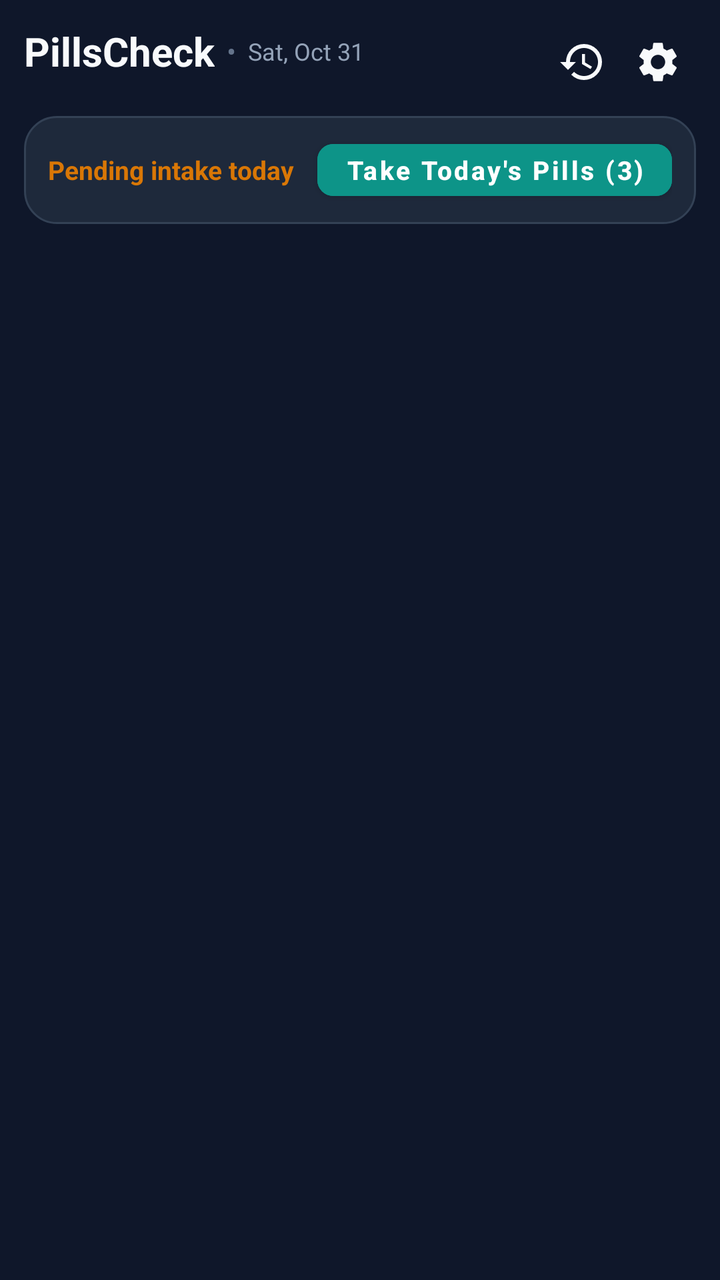
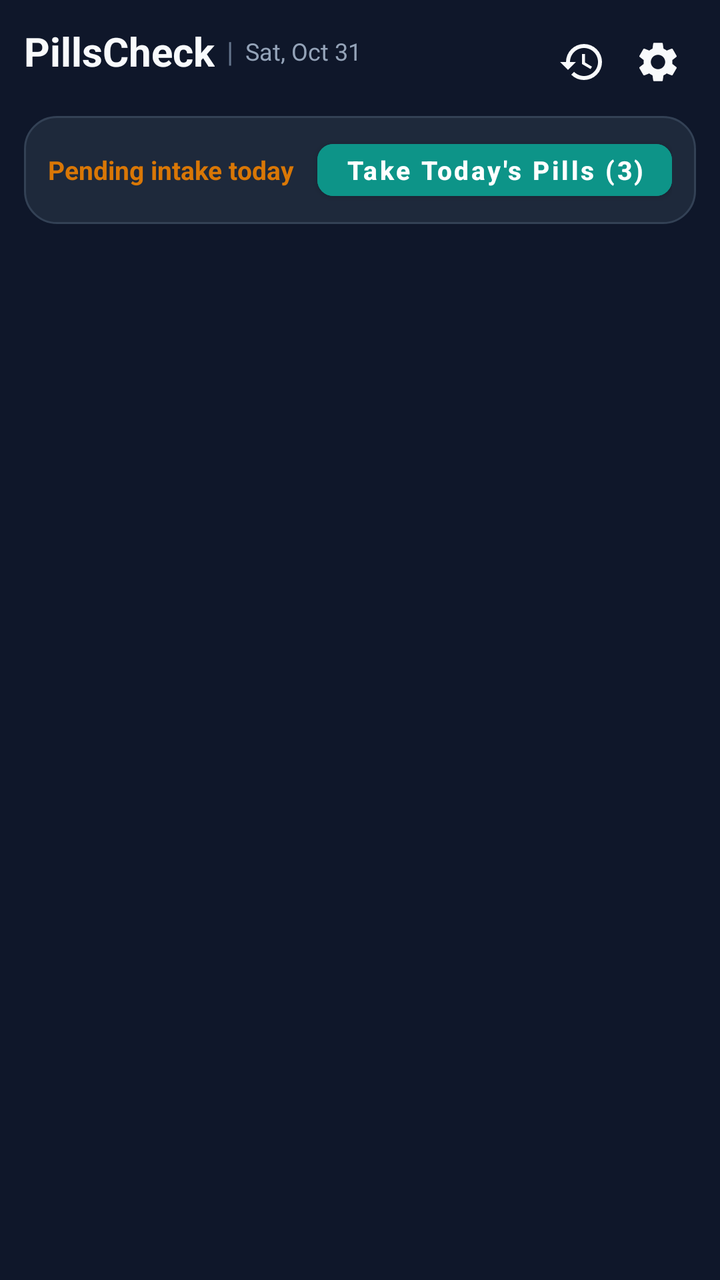

Screens rendered from an Android XML layout before and after an edit, with the pre-edit source and the edit as a unified diff.
<!-- AndroidManifest.xml: application theme Theme.PillsCheck -->
<!-- res/layout/activity_main.xml -->
<?xml version="1.0" encoding="utf-8"?>
<LinearLayout
    xmlns:android="http://schemas.android.com/apk/res/android"
    xmlns:app="http://schemas.android.com/apk/res-auto"
    android:layout_width="match_parent"
    android:layout_height="match_parent"
    android:background="@color/bg_screen"
    android:orientation="vertical">

    <androidx.core.widget.NestedScrollView
        android:layout_width="match_parent"
        android:layout_height="match_parent"
        android:fillViewport="true"
        android:clipToPadding="false"
        android:paddingBottom="12dp">

        <LinearLayout
            android:layout_width="match_parent"
            android:layout_height="wrap_content"
            android:orientation="vertical"
            android:paddingHorizontal="12dp"
            android:paddingTop="12dp">

            
            <RelativeLayout
                android:layout_width="match_parent"
                android:layout_height="wrap_content"
                android:layout_marginBottom="8dp">

                <LinearLayout
                    android:layout_width="wrap_content"
                    android:layout_height="wrap_content"
                    android:layout_alignParentStart="true"
                    android:layout_toStartOf="@id/top_actions"
                    android:orientation="horizontal"
                    android:gravity="center_vertical">

                    <TextView
                        android:id="@+id/tv_app_title"
                        android:layout_width="wrap_content"
                        android:layout_height="wrap_content"
                        android:text="@string/app_name"
                        android:textColor="@color/text_primary"
                        android:textSize="20sp"
                        android:textStyle="bold" />

                    <TextView
                        android:layout_width="wrap_content"
                        android:layout_height="wrap_content"
                        android:layout_marginHorizontal="6dp"
                        android:text="•"
                        android:textColor="@color/text_muted"
                        android:textSize="14sp" />

                    <TextView
                        android:id="@+id/tv_dashboard_date"
                        android:layout_width="wrap_content"
                        android:layout_height="wrap_content"
                        android:text="Sat, Oct 31"
                        android:textColor="@color/text_secondary"
                        android:textSize="12sp" />
                </LinearLayout>

                <LinearLayout
                    android:id="@+id/top_actions"
                    android:layout_width="wrap_content"
                    android:layout_height="wrap_content"
                    android:layout_alignParentEnd="true"
                    android:layout_centerVertical="true"
                    android:orientation="horizontal">

                    <ImageButton
                        android:id="@+id/btn_open_history"
                        android:layout_width="38dp"
                        android:layout_height="38dp"
                        android:background="?attr/selectableItemBackgroundBorderless"
                        android:contentDescription="@string/btn_history"
                        android:src="@drawable/ic_history"
                        app:tint="@color/text_primary" />

                    <ImageButton
                        android:id="@+id/btn_open_settings"
                        android:layout_width="38dp"
                        android:layout_height="38dp"
                        android:background="?attr/selectableItemBackgroundBorderless"
                        android:contentDescription="@string/btn_settings"
                        android:src="@drawable/ic_settings"
                        app:tint="@color/text_primary" />
                </LinearLayout>
            </RelativeLayout>

            
            <LinearLayout
                android:id="@+id/layout_pharmacy_alert"
                android:layout_width="match_parent"
                android:layout_height="wrap_content"
                android:layout_marginBottom="6dp"
                android:background="@drawable/bg_alert_banner"
                android:orientation="horizontal"
                android:paddingHorizontal="10dp"
                android:paddingVertical="6dp"
                android:gravity="center_vertical"
                android:visibility="gone">

                <ImageView
                    android:layout_width="20dp"
                    android:layout_height="20dp"
                    android:src="@drawable/ic_warning"
                    app:tint="@color/accent_red"
                    android:contentDescription="@string/pharmacy_alert_title" />

                <TextView
                    android:id="@+id/tv_pharmacy_desc"
                    android:layout_width="match_parent"
                    android:layout_height="wrap_content"
                    android:layout_marginStart="8dp"
                    android:text="Stock low! Minoxidil has only 3 days left."
                    android:textColor="#FECACA"
                    android:textSize="12sp"
                    android:textStyle="bold" />
            </LinearLayout>

            
            <LinearLayout
                android:id="@+id/card_today_status"
                android:layout_width="match_parent"
                android:layout_height="wrap_content"
                android:layout_marginBottom="8dp"
                android:background="@drawable/bg_card_rounded"
                android:gravity="center_vertical"
                android:orientation="horizontal"
                android:paddingHorizontal="12dp"
                android:paddingVertical="8dp">

                <LinearLayout
                    android:layout_width="0dp"
                    android:layout_height="wrap_content"
                    android:layout_weight="1"
                    android:orientation="vertical">

                    <TextView
                        android:id="@+id/tv_today_status_badge"
                        android:layout_width="wrap_content"
                        android:layout_height="wrap_content"
                        android:text="@string/status_pending"
                        android:textColor="@color/accent_amber"
                        android:textSize="13sp"
                        android:textStyle="bold" />

                    <TextView
                        android:id="@+id/tv_today_taken_time"
                        android:layout_width="wrap_content"
                        android:layout_height="wrap_content"
                        android:layout_marginTop="1dp"
                        android:text=""
                        android:textColor="@color/accent_green"
                        android:textSize="11sp"
                        android:visibility="gone" />
                </LinearLayout>

                <com.google.android.material.button.MaterialButton
                    android:id="@+id/btn_main_action"
                    android:layout_width="wrap_content"
                    android:layout_height="38dp"
                    android:backgroundTint="@color/primary"
                    android:minWidth="0dp"
                    android:paddingHorizontal="14dp"
                    android:text="@string/btn_take_all"
                    android:textAllCaps="false"
                    android:textColor="@color/white"
                    android:textSize="13sp"
                    android:textStyle="bold"
                    app:cornerRadius="8dp" />

                <com.google.android.material.button.MaterialButton
                    android:id="@+id/btn_undo_intake"
                    style="@style/Widget.MaterialComponents.Button.TextButton"
                    android:layout_width="wrap_content"
                    android:layout_height="38dp"
                    android:layout_marginStart="4dp"
                    android:minWidth="0dp"
                    android:paddingHorizontal="8dp"
                    android:text="@string/btn_undo_today"
                    android:textAllCaps="false"
                    android:textColor="@color/text_secondary"
                    android:textSize="12sp"
                    android:visibility="gone" />
            </LinearLayout>

            
            <androidx.recyclerview.widget.RecyclerView
                android:id="@+id/rv_medications"
                android:layout_width="match_parent"
                android:layout_height="wrap_content"
                android:nestedScrollingEnabled="false" />

        </LinearLayout>
    </androidx.core.widget.NestedScrollView>

</LinearLayout>
<!-- resources referenced by this layout -->
<resources>
  <color name="accent_amber">#D97706</color>
  <color name="accent_green">#10B981</color>
  <color name="accent_red">#EF4444</color>
  <color name="bg_screen">#0F172A</color>
  <color name="primary">#0D9488</color>
  <color name="text_muted">#64748B</color>
  <color name="text_primary">#F8FAFC</color>
  <color name="text_secondary">#94A3B8</color>
  <color name="white">#FFFFFF</color>
  <!-- drawable bg_alert_banner (drawable) -->
  <?xml version="1.0" encoding="utf-8"?>
  <shape xmlns:android="http://schemas.android.com/apk/res/android"
      android:shape="rectangle">
      <solid android:color="#337F1D1D" />
      <corners android:radius="12dp" />
      <stroke
          android:width="1.5dp"
          android:color="#DC2626" />
  </shape>
  <!-- drawable bg_card_rounded (drawable) -->
  <?xml version="1.0" encoding="utf-8"?>
  <shape xmlns:android="http://schemas.android.com/apk/res/android"
      android:shape="rectangle">
      <solid android:color="@color/bg_card" />
      <corners android:radius="16dp" />
      <stroke
          android:width="1dp"
          android:color="@color/border_card" />
  </shape>
  <!-- drawable ic_history (drawable) -->
  <vector xmlns:android="http://schemas.android.com/apk/res/android"
      android:width="24dp"
      android:height="24dp"
      android:viewportWidth="24"
      android:viewportHeight="24">
      <path
          android:fillColor="#F8FAFC"
          android:pathData="M13,3a9,9 0 0,0 -9,9H1l3.89,3.89 0.07,0.14L9,12H6c0,-3.87 3.13,-7 7,-7s7,3.13 7,7 -3.13,7 -7,7c-1.93,0 -3.68,-0.79 -4.94,-2.06l-1.42,1.42A8.954,8.954 0 0,0 13,21a9,9 0 0,0 0,-18zm-1,5v5l4.28,2.54 0.72,-1.21 -3.5,-2.08V8H12z"/>
  </vector>
  <!-- drawable ic_warning (drawable) -->
  <vector xmlns:android="http://schemas.android.com/apk/res/android"
      android:width="24dp"
      android:height="24dp"
      android:viewportWidth="24"
      android:viewportHeight="24">
      <path
          android:fillColor="#F59E0B"
          android:pathData="M1,21h22L12,2 1,21zm12,-3h-2v-2h2v2zm0,-4h-2v-4h2v4z"/>
  </vector>
  <string name="app_name">PillsCheck</string>
  <string name="btn_history">History</string>
  <string name="btn_settings">Settings</string>
  <string name="btn_take_all">Take Today\'s Pills (3)</string>
  <string name="btn_undo_today">Undo Today\'s Intake</string>
  <string name="pharmacy_alert_title">Pharmacy Restock Alert</string>
  <string name="status_pending">Pending intake today</string>
  <style name="Theme.PillsCheck" parent="Theme.MaterialComponents.DayNight.NoActionBar">
          <item name="colorPrimary">@color/primary</item>
          <item name="colorPrimaryVariant">@color/primary_dark</item>
          <item name="colorOnPrimary">@color/white</item>
          <item name="colorSecondary">@color/accent_blue</item>
          <item name="colorSecondaryVariant">@color/accent_blue</item>
          <item name="colorOnSecondary">@color/white</item>
          <item name="android:statusBarColor">@color/bg_screen</item>
          <item name="android:navigationBarColor">@color/bg_screen</item>
          <item name="android:windowBackground">@color/bg_screen</item>
      </style>
  <color name="bg_card">#1E293B</color>
  <color name="border_card">#334155</color>
  <color name="primary_dark">#0F766E</color>
  <color name="accent_blue">#0284C7</color>
  <!-- unchanged entries left out for length: 1 -->
</resources>

<!-- the commit's change to res/layout/activity_main.xml (unified diff, before → after) -->
@@ -48,7 +48,7 @@
                         android:layout_width="wrap_content"
                         android:layout_height="wrap_content"
                         android:layout_marginHorizontal="6dp"
-                        android:text="•"
+                        android:text="|"
                         android:textColor="@color/text_muted"
                         android:textSize="14sp" />
 
